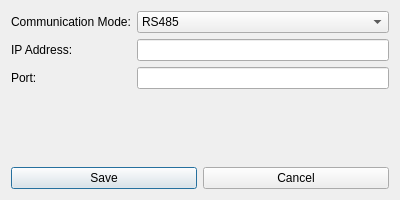
Qt form RaspPiReader/qt/plc_comm.ui (ayroop/RaspPiReader) before a commit.
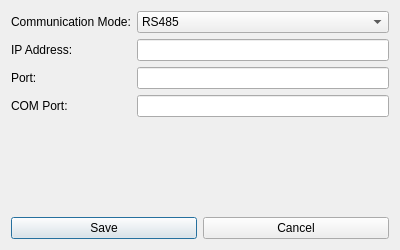
The same form after that commit.

```diff
--- a/RaspPiReader/qt/plc_comm.ui
+++ b/RaspPiReader/qt/plc_comm.ui
@@ -7,7 +7,7 @@
     <x>0</x>
     <y>0</y>
     <width>400</width>
-    <height>200</height>
+    <height>250</height>
    </rect>
   </property>
   <property name="windowTitle">
@@ -57,6 +57,16 @@
      <item row="2" column="1">
       <widget class="QLineEdit" name="portLineEdit"/>
      </item>
+     <item row="3" column="0">
+      <widget class="QLabel" name="comPortLabel">
+       <property name="text">
+        <string>COM Port:</string>
+       </property>
+      </widget>
+     </item>
+     <item row="3" column="1">
+      <widget class="QLineEdit" name="comPortLineEdit"/>
+     </item>
     </layout>
    </item>
    <item>
```
